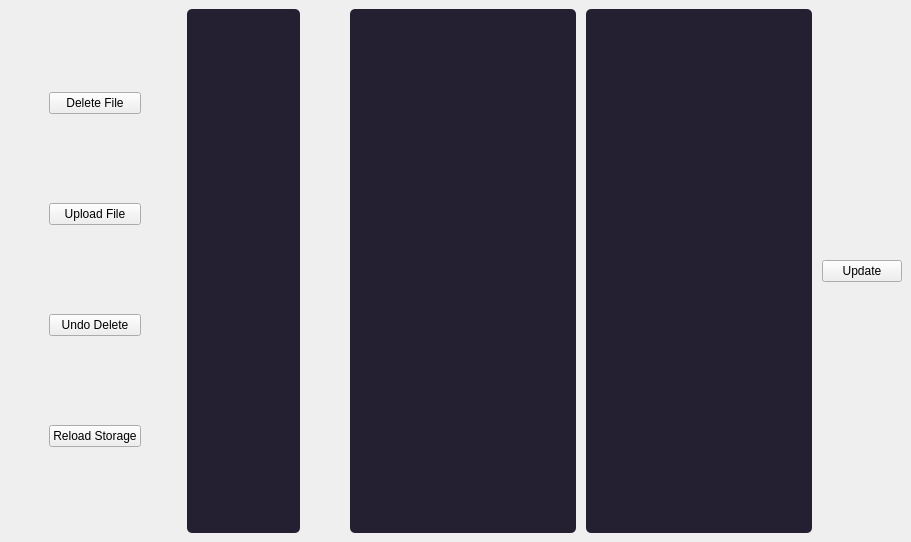
First picture: the form in qtapplication/mainwindow.ui, repository kralloie/cloud-storage-system, before the edit.
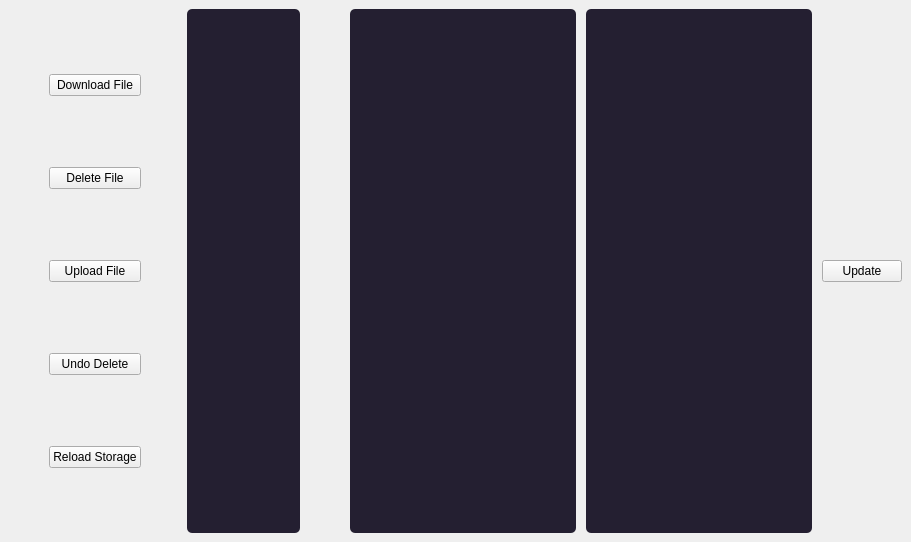
Second picture: the form after the edit. Icons and pictures are not drawn.

Commit message: Added download function and button to the application

Patch:
```diff
--- a/qtapplication/mainwindow.ui
+++ b/qtapplication/mainwindow.ui
@@ -108,10 +108,17 @@
      </spacer>
     </item>
     <item row="0" column="1">
-     <layout class="QVBoxLayout" name="verticalLayout" stretch="0,0,0,0">
+     <layout class="QVBoxLayout" name="verticalLayout" stretch="0,0,0,0,0">
       <property name="sizeConstraint">
        <enum>QLayout::SetDefaultConstraint</enum>
       </property>
+      <item>
+       <widget class="QPushButton" name="downloadButton">
+        <property name="text">
+         <string>Download File</string>
+        </property>
+       </widget>
+      </item>
       <item>
        <widget class="QPushButton" name="deleteButton">
         <property name="text">
```
The commit also changes 2 other files.
